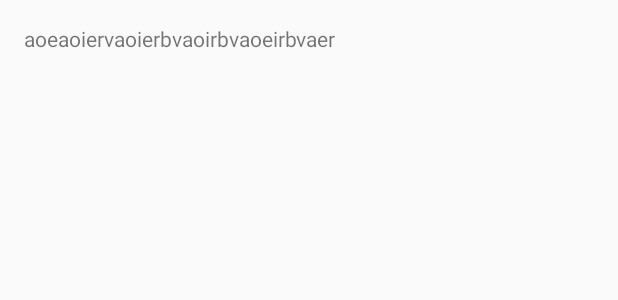
After one commit to marciogranzotto/workshop-android-for-ios, an Android app: the layout item_main.xml on its own in the app's theme, with its tools: preview values and no code run, on a phone screen of 412 x 824 dp. The commit adds this screen. Shown: the top 300 px of the screen. Run offline under Robolectric (Android 15) with nearby library versions, the phone set to English and light mode, and no system bars.

Commit message:
Second class

```diff
--- a/app/build.gradle
+++ b/app/build.gradle
@@ -1,5 +1,6 @@
 apply plugin: 'com.android.application'
 apply plugin: 'kotlin-android'
+apply plugin: 'kotlin-android-extensions'
 
 android {
     compileSdkVersion 26
@@ -25,11 +26,11 @@ dependencies {
     androidTestCompile('com.android.support.test.espresso:espresso-core:2.2.2', {
         exclude group: 'com.android.support', module: 'support-annotations'
     })
+    compile "org.jetbrains.kotlin:kotlin-stdlib-jre7:$kotlin_version"
     compile 'com.android.support:appcompat-v7:26.+'
     compile 'com.android.support.constraint:constraint-layout:1.0.2'
     compile 'com.android.support:design:26.+'
     testCompile 'junit:junit:4.12'
-    compile "org.jetbrains.kotlin:kotlin-stdlib-jre7:$kotlin_version"
 }
 repositories {
     mavenCentral()
--- a/app/src/main/AndroidManifest.xml
+++ b/app/src/main/AndroidManifest.xml
@@ -9,13 +9,16 @@
         android:roundIcon="@mipmap/ic_launcher_round"
         android:supportsRtl="true"
         android:theme="@style/AppTheme">
-        <activity android:name=".LoginActivity">
+        <activity
+            android:name=".LoginActivity"
+            android:windowSoftInputMode="adjustResize">
             <intent-filter>
                 <action android:name="android.intent.action.MAIN" />
 
                 <category android:name="android.intent.category.LAUNCHER" />
             </intent-filter>
         </activity>
+        <activity android:name=".MainActivity"></activity>
     </application>
 
 </manifest>
--- /dev/null
+++ b/app/src/main/res/layout/item_main.xml
@@ -0,0 +1,15 @@
+<?xml version="1.0" encoding="utf-8"?>
+<LinearLayout xmlns:android="http://schemas.android.com/apk/res/android"
+    xmlns:tools="http://schemas.android.com/tools"
+    android:orientation="vertical"
+    android:layout_width="match_parent"
+    android:layout_height="match_parent">
+
+    <TextView
+        android:id="@+id/textView"
+        android:layout_width="wrap_content"
+        android:layout_height="wrap_content"
+        android:layout_margin="16dp"
+        tools:text="aoeaoiervaoierbvaoirbvaoeirbvaer"/>
+
+</LinearLayout>
```
Also changed, not shown: app/src/main/java/com/example/ostanik/workshopapp/LoginActivity.kt (+19 -0 lines), app/src/main/java/com/example/ostanik/workshopapp/MainActivity.kt (added, +22 -0 lines), app/src/main/java/com/example/ostanik/workshopapp/MainDataSource.kt (added, +47 -0 lines), app/src/main/res/layout/activity_login.xml (+18 -15 lines), app/src/main/res/layout/activity_main.xml (added, +16 -0 lines), 1 other file.
